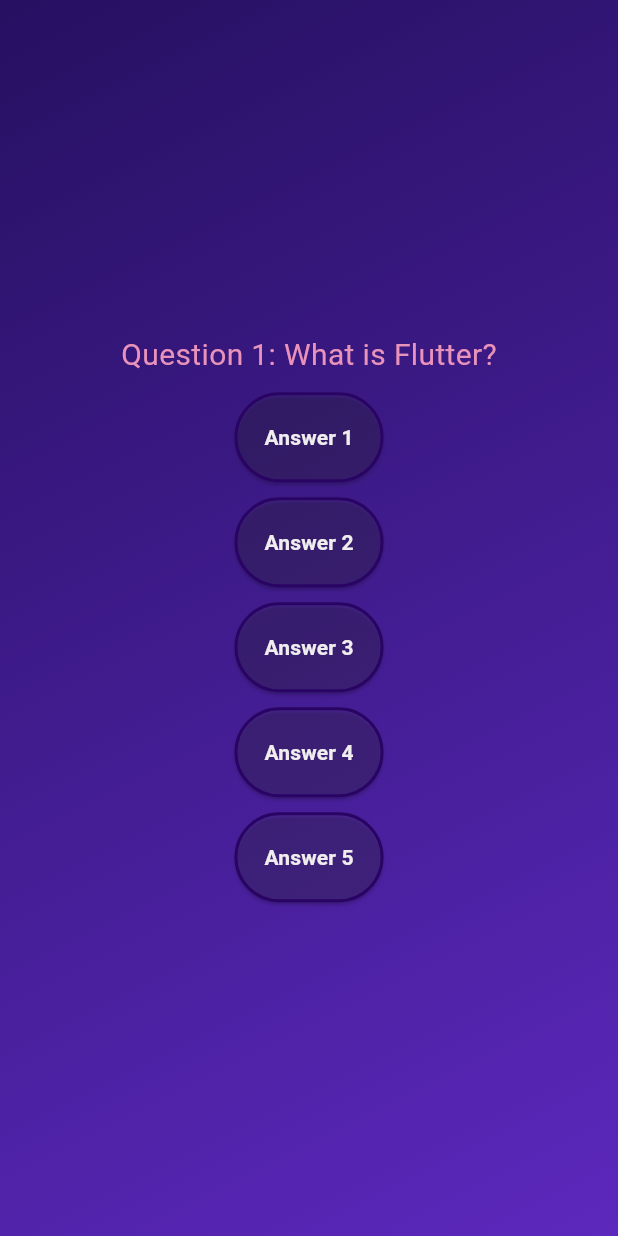
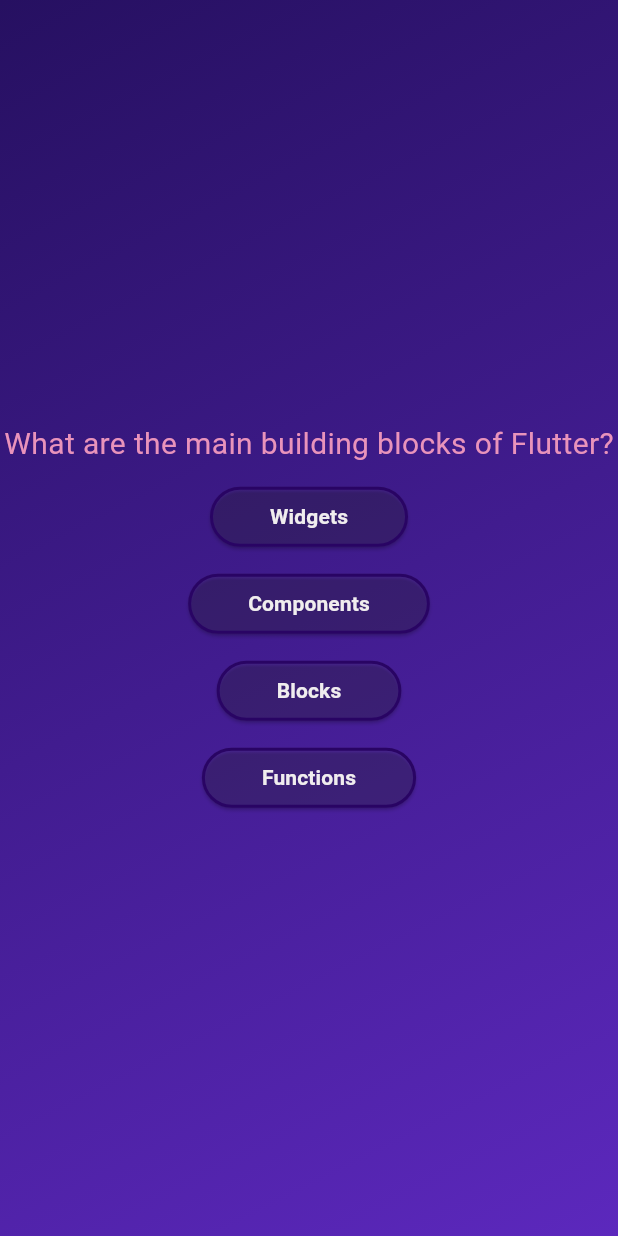
Before and after one commit to spinatose/flutquiz, a Flutter app: the screen it shows after launch, after a tap on "Start Quiz", on a phone screen of 412 x 824 dp. Run offline on Flutter 3.47's test engine with Material 3 defaults, Android fonts, the phone set to English and light mode, and no system bars.

Commit message:
pulling questions dynamically from list- but only first for now

```diff
--- a/lib/answer_button.dart
+++ b/lib/answer_button.dart
@@ -22,7 +22,7 @@
           color: Color.fromARGB(255, 41, 4, 100),
           width: 2,
         ),
-        padding: const EdgeInsets.symmetric(horizontal: 20, vertical: 20),
+        padding: const EdgeInsets.symmetric(horizontal: 40, vertical: 10),
         shape: RoundedRectangleBorder(
           borderRadius: BorderRadius.circular(40),
         ),
--- a/lib/questions_screen.dart
+++ b/lib/questions_screen.dart
@@ -1,5 +1,7 @@
 import 'package:flutquiz/answer_button.dart';
 import 'package:flutquiz/centered_text.dart';
+import 'package:flutquiz/models/data/questions.dart';
+import 'package:flutquiz/models/quizquestion.dart';
 import 'package:flutquiz/quiz_wrapper.dart';
 import 'package:flutter/material.dart';
 
@@ -13,45 +15,21 @@
 class _QuestionsScreenState extends State<QuestionsScreen> {
   @override
   Widget build(BuildContext context) {
+    final QuizQuestion currentQuestion = questions[0];
+
     return Column(
       mainAxisAlignment: MainAxisAlignment.center,
       children: [
-        const CenteredText('Question 1: What is Flutter?'),
+        CenteredText(currentQuestion.text),
+        ...currentQuestion.answers.expand((answer) => [
           const SizedBox(height: 10),
           AnswerButton(
-          answerText: "Answer 1",
+            answerText: answer,
             buttonPressed: () {
               widget.setScreen(QuizScreen.splash);
             },
           ),
-        const SizedBox(height: 10),
-        AnswerButton(
-          answerText: "Answer 2",
-          buttonPressed: () {
-            widget.setScreen(QuizScreen.splash);
-          },
-        ),
-        const SizedBox(height: 10),
-        AnswerButton(
-          answerText: "Answer 3",
-          buttonPressed: () {
-            widget.setScreen(QuizScreen.splash);
-          },
-        ),
-        const SizedBox(height: 10),
-        AnswerButton(
-          answerText: "Answer 4",
-          buttonPressed: () {
-            widget.setScreen(QuizScreen.splash);
-          },
-        ),
-        const SizedBox(height: 10),
-        AnswerButton(
-          answerText: "Answer 5",
-          buttonPressed: () {
-            widget.setScreen(QuizScreen.splash);
-          },
-        ),
+        ]),
       ],
     );
   }
```
Lines whose indentation alone changed are shown as unchanged.
